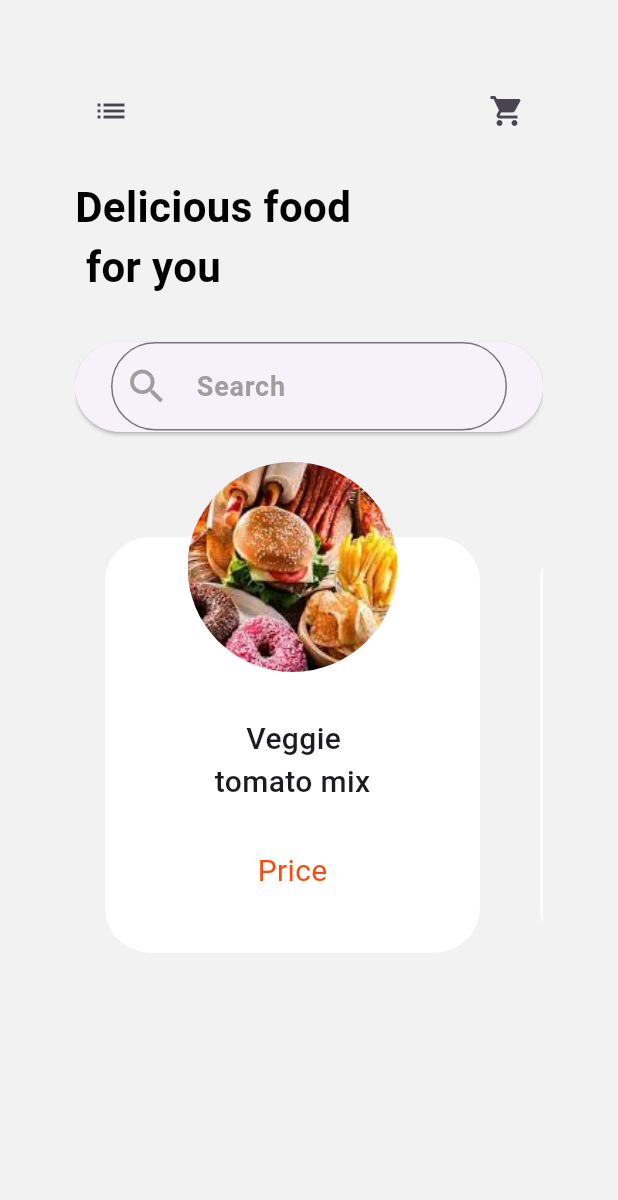
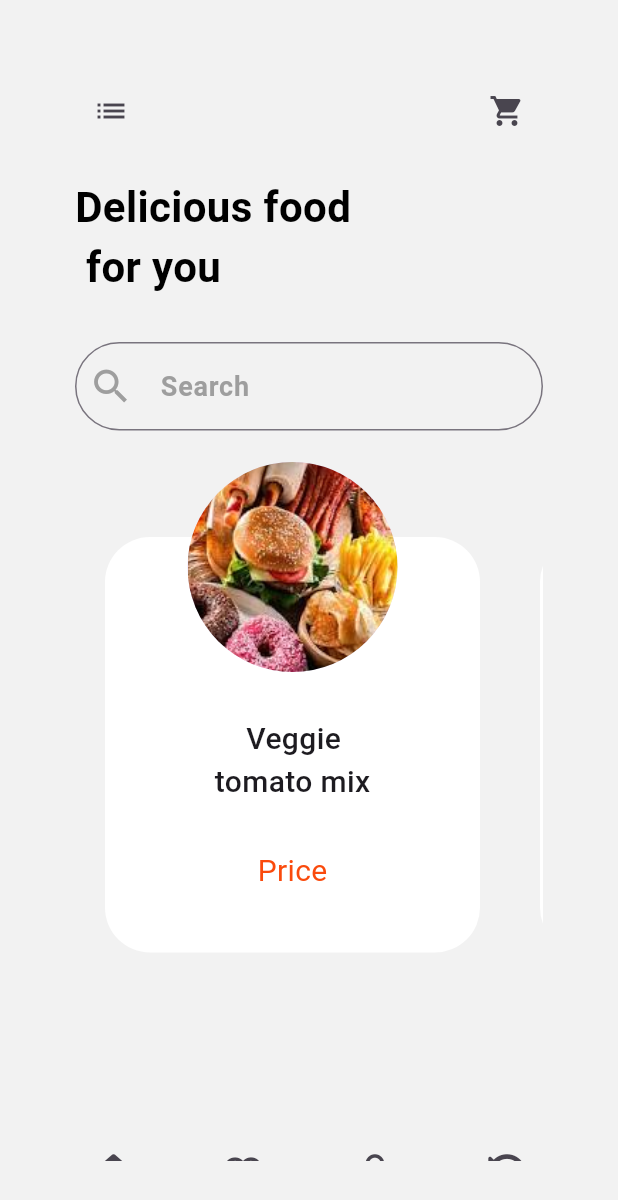
Before and after one commit to mahmoudabdalaty00/mobiles, a Flutter app: the MainScreen screen opened by its route, on a phone screen of 412 x 824 dp. Shown: the top 1200 px of the screen. Run offline on Flutter 3.47's test engine with Material 3 defaults, Android fonts, the phone set to English and light mode, and no system bars; our stand-ins replace font_awesome_flutter, go_router.

Commit message:
editing buttons and some problems

```diff
--- a/lib/features/Myprofile_layers/presentation/myprofilebody.dart
+++ b/lib/features/Myprofile_layers/presentation/myprofilebody.dart
@@ -56,7 +56,7 @@ class MyProfileBody extends StatelessWidget {
               height: 92,
             ),
             CustomButtonHistory(
-              data: AppRouter.kMainScreen,
+              data: AppRouter.kMyProfile,
               text: 'Update Information',
             )
           ],
--- a/lib/features/history_layers/presentation/historyscreenbody.dart
+++ b/lib/features/history_layers/presentation/historyscreenbody.dart
@@ -56,7 +56,7 @@ class HistoryScreenBody extends StatelessWidget {
           Padding(
             padding: EdgeInsets.only(top: 150),
             child: CustomButtonHistory(
-              data: AppRouter.kHistory,
+              data: AppRouter.kMainScreen,
               text: 'Start Ordering',
             ),
           ),
--- a/lib/features/layer3_mainscreen/presentation/mainscreenbody.dart
+++ b/lib/features/layer3_mainscreen/presentation/mainscreenbody.dart
@@ -36,20 +36,18 @@ class MainScreenBody extends StatelessWidget {
             const SizedBox(
               height: 30,
             ),
-            ElevatedButton(
-                onPressed: () {
+            InkWell(
+                onTap: () {
                   GoRouter.of(context).push(
                     AppRouter.kItemNotFOund,
                   );
                 },
-                child: const Expanded(
-                  child: SearchForm(),
-                )),
+                child: const SearchForm()),
             const SizedBox(
               height: 70,
             ),
             SizedBox(
-              height: 360,
+              height: 350,
               child: ListView.builder(
                 clipBehavior: Clip.none,
                 itemCount: 20,
@@ -86,7 +84,11 @@ class MainScreenBody extends StatelessWidget {
                   ),
                 ),
                 IconButton(
-                  onPressed: () {},
+                  onPressed: () {
+                    GoRouter.of(context).push(
+                      AppRouter.kOrders,
+                    );
+                  },
                   icon: const Icon(
                     FontAwesomeIcons.heart,
                     size: 25,
--- a/lib/features/orders_layer/presentation/orders_screen_body.dart
+++ b/lib/features/orders_layer/presentation/orders_screen_body.dart
@@ -57,7 +57,7 @@ class OrdersScreenBody extends StatelessWidget {
           Padding(
             padding: EdgeInsets.only(top: 150),
             child: CustomButtonHistory(
-              data: AppRouter.kHistory,
+              data: AppRouter.kMainScreen,
               text: 'Start Ordering',
             ),
           ),
--- a/lib/features/widgets/mainscreen3/searchform.dart
+++ b/lib/features/widgets/mainscreen3/searchform.dart
@@ -15,11 +15,11 @@ class SearchForm extends StatelessWidget {
         height: 60,
         child: TextField(
           decoration: InputDecoration(
-            prefixIcon: GestureDetector(
-              onTap: () {
+            prefixIcon: IconButton(
+              onPressed: () {
                 GoRouter.of(context).push(AppRouter.kSearchPage);
               },
-              child: const Icon(
+              icon: const Icon(
                 Icons.search_outlined,
                 size: 30,
                 color: Colors.grey,
```
Also changed, not shown: lib/features/search_screen/presentation/item_not_found/item_not_found_body.dart (+51 -1 lines).
